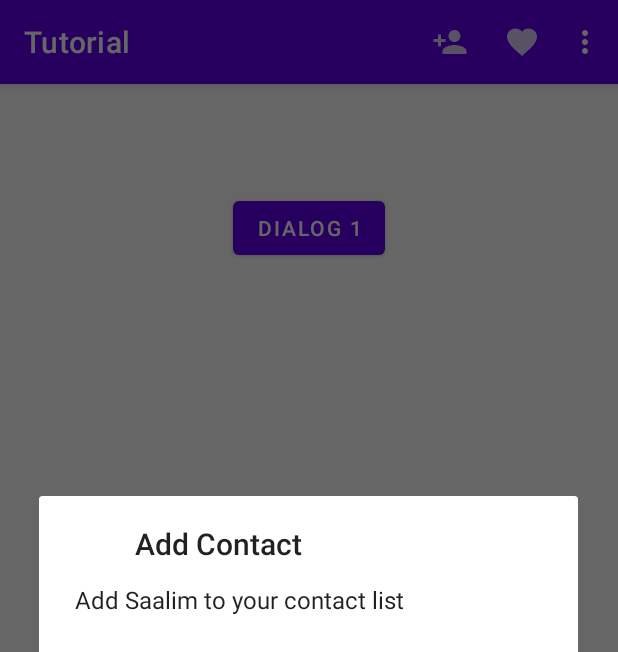
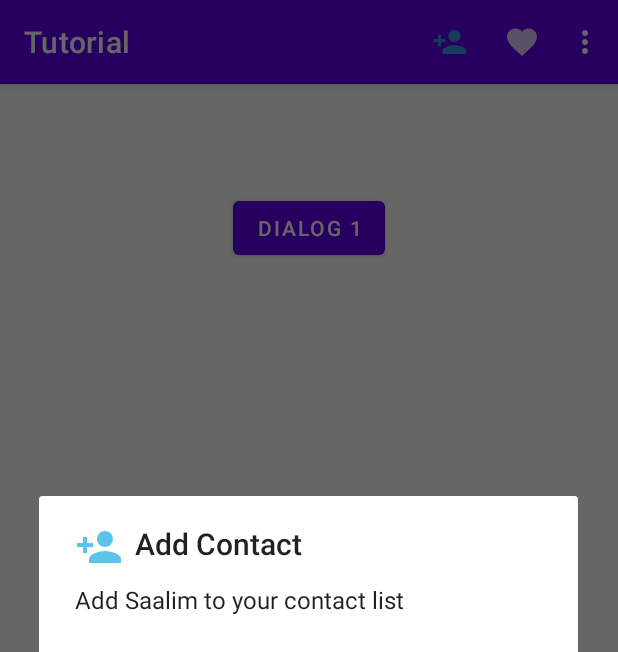
Before and after one commit to Ayushj045/Tutorial, an Android app: the screen it shows after launch (MainActivity), after a tap on "DIALOG 1", on a phone screen of 412 x 824 dp. Shown: the top 652 px of the screen. Run offline under Robolectric (Android 15) with nearby library versions, the phone set to English and light mode, and no system bars.

Commit message:
Update contact icon

```diff
--- a/app/src/main/res/drawable-anydpi/ic_add_contact.xml
+++ b/app/src/main/res/drawable-anydpi/ic_add_contact.xml
@@ -3,7 +3,7 @@
     android:height="24dp"
     android:viewportWidth="24"
     android:viewportHeight="24"
-    android:tint="#FFFFFF"
+    android:tint="#33B5E5"
     android:alpha="0.8">
   <path
       android:fillColor="@android:color/white"
```
Also changed, not shown: app/src/main/res/drawable-hdpi/ic_add_contact.png, app/src/main/res/drawable-mdpi/ic_add_contact.png, app/src/main/res/drawable-xhdpi/ic_add_contact.png, app/src/main/res/drawable-xxhdpi/ic_add_contact.png.
